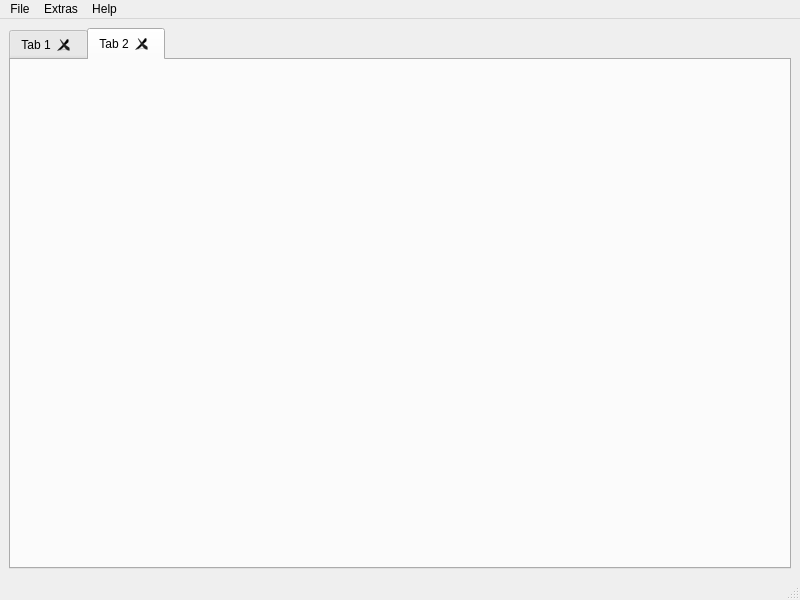
The window that mainwindow.ui (geertdaelemans/BrickManager) describes before a commit, drawn with Qt 5.
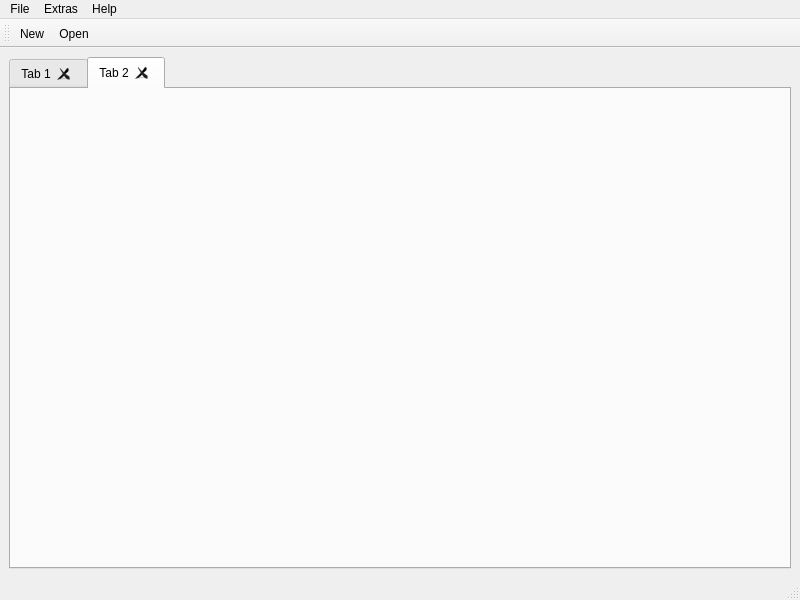
The same window after the commit. Icons and pictures are not drawn.

Patch:
```diff
--- a/mainwindow.ui
+++ b/mainwindow.ui
@@ -91,6 +91,19 @@
    <addaction name="menuHelp"/>
   </widget>
   <widget class="QStatusBar" name="statusbar"/>
+  <widget class="QToolBar" name="toolBar">
+   <property name="windowTitle">
+    <string>toolBar</string>
+   </property>
+   <attribute name="toolBarArea">
+    <enum>TopToolBarArea</enum>
+   </attribute>
+   <attribute name="toolBarBreak">
+    <bool>false</bool>
+   </attribute>
+   <addaction name="actionNew"/>
+   <addaction name="actionOpen"/>
+  </widget>
   <action name="actionOrders">
    <property name="text">
     <string>Orders</string>
@@ -138,6 +151,21 @@
    <property name="text">
     <string>Open...</string>
    </property>
+   <property name="shortcut">
+    <string>Ctrl+O</string>
+   </property>
+  </action>
+  <action name="actionNew">
+   <property name="icon">
+    <iconset resource="images.qrc">
+     <normaloff>:/icons/images/22x22/file_new.png</normaloff>:/icons/images/22x22/file_new.png</iconset>
+   </property>
+   <property name="text">
+    <string>New</string>
+   </property>
+   <property name="shortcut">
+    <string>Ctrl+N</string>
+   </property>
   </action>
  </widget>
  <resources/>
```
Left out of the diff: 39 changed lines with no effect on the pictures.
